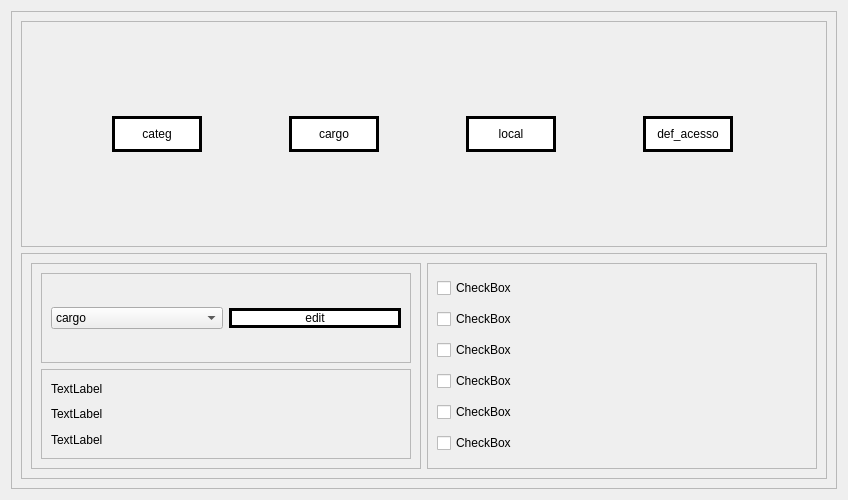
Old version of the form PATP/asset_ctrl/previa/config_screen.ui in the repository eduardogm22/controle_patrimonio.
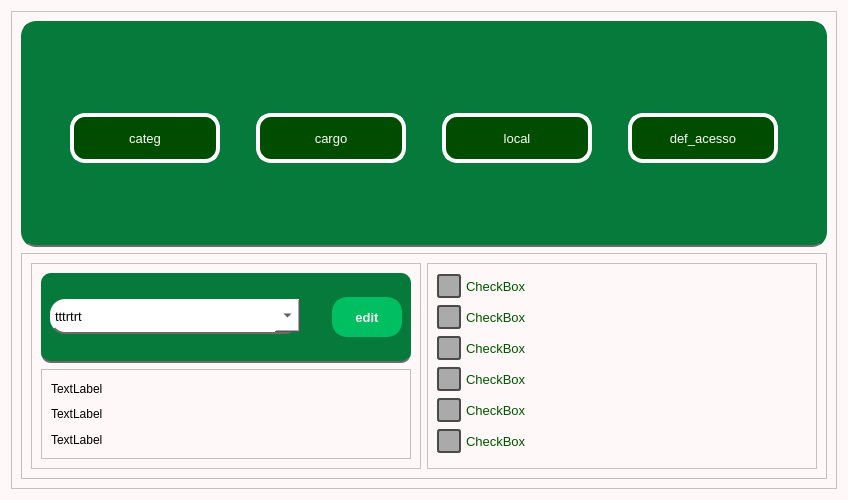
New version of the form.

The edit to the form file:
```diff
--- a/PATP/asset_ctrl/previa/config_screen.ui
+++ b/PATP/asset_ctrl/previa/config_screen.ui
@@ -13,6 +13,9 @@
   <property name="windowTitle">
    <string>Form</string>
   </property>
+  <property name="styleSheet">
+   <string notr="true">background-color : rgb(255, 248, 248)</string>
+  </property>
   <layout class="QVBoxLayout" name="verticalLayout">
    <item>
     <widget class="QFrame" name="frame">
@@ -25,103 +28,289 @@
      <layout class="QVBoxLayout" name="verticalLayout_5">
       <item>
        <widget class="QFrame" name="frame_3">
+        <property name="styleSheet">
+         <string notr="true">border-radius:15px;
+border:5px solid #057A3A;
+background-color: #057A3A;
+border-bottom: 2px solid rgb(108, 108, 108);</string>
+        </property>
         <property name="frameShape">
          <enum>QFrame::StyledPanel</enum>
         </property>
         <property name="frameShadow">
          <enum>QFrame::Raised</enum>
         </property>
-        <layout class="QHBoxLayout" name="horizontalLayout">
+        <layout class="QVBoxLayout" name="verticalLayout_6">
+         <property name="spacing">
+          <number>0</number>
+         </property>
+         <property name="leftMargin">
+          <number>0</number>
+         </property>
+         <property name="topMargin">
+          <number>0</number>
+         </property>
+         <property name="rightMargin">
+          <number>0</number>
+         </property>
+         <property name="bottomMargin">
+          <number>0</number>
+         </property>
          <item>
-          <widget class="QPushButton" name="pushButton">
-           <property name="minimumSize">
-            <size>
-             <width>90</width>
-             <height>36</height>
-            </size>
-           </property>
+          <widget class="QFrame" name="frame_9">
            <property name="maximumSize">
             <size>
-             <width>90</width>
-             <height>36</height>
+             <width>16777215</width>
+             <height>40</height>
             </size>
            </property>
            <property name="styleSheet">
-            <string notr="true">background-color:white;
-border:3px solid black;</string>
+            <string notr="true">
+border-bottom: none</string>
            </property>
-           <property name="text">
-            <string>categ</string>
+           <property name="frameShape">
+            <enum>QFrame::StyledPanel</enum>
            </property>
-          </widget>
-         </item>
-         <item>
-          <widget class="QPushButton" name="pushButton_2">
-           <property name="minimumSize">
-            <size>
-             <width>90</width>
-             <height>36</height>
-            </size>
+           <property name="frameShadow">
+            <enum>QFrame::Raised</enum>
            </property>
-           <property name="maximumSize">
-            <size>
-             <width>90</width>
-             <height>36</height>
-            </size>
-           </property>
-           <property name="styleSheet">
-            <string notr="true">background-color:white;
-border:3px solid black;</string>
-           </property>
-           <property name="text">
-            <string>cargo</string>
-           </property>
           </widget>
          </item>
          <item>
-          <widget class="QPushButton" name="pushButton_3">
-           <property name="minimumSize">
-            <size>
-             <width>90</width>
-             <height>36</height>
-            </size>
-           </property>
-           <property name="maximumSize">
-            <size>
-             <width>90</width>
-             <height>36</height>
-            </size>
-           </property>
+          <widget class="QFrame" name="frame_8">
            <property name="styleSheet">
-            <string notr="true">background-color:white;
-border:3px solid black;</string>
+            <string notr="true">
+border-bottom: none</string>
            </property>
-           <property name="text">
-            <string>local</string>
+           <property name="frameShape">
+            <enum>QFrame::StyledPanel</enum>
            </property>
+           <property name="frameShadow">
+            <enum>QFrame::Raised</enum>
+           </property>
+           <layout class="QHBoxLayout" name="horizontalLayout_4">
+            <item>
+             <widget class="QPushButton" name="pushButton">
+              <property name="minimumSize">
+               <size>
+                <width>90</width>
+                <height>36</height>
+               </size>
+              </property>
+              <property name="maximumSize">
+               <size>
+                <width>150</width>
+                <height>50</height>
+               </size>
+              </property>
+              <property name="font">
+               <font>
+                <pointsize>10</pointsize>
+               </font>
+              </property>
+              <property name="styleSheet">
+               <string notr="true">
+
+
+
+QPushButton { color:rgb(254, 253, 247);
+	border-radius:15px;		
+	border: 4px solid rgb(255, 255, 255);
+	background-color: rgb(0, 76, 0)
+
+ }
+
+QPushButton:hover{background-color:#057A3A;color:white}
+
+QPushButton:pressed{
+ padding-left: 5px;
+ padding-top:5px;
+ 
+	background-color: rgb(0, 85, 0);
+ 
+}</string>
+              </property>
+              <property name="text">
+               <string>categ</string>
+              </property>
+             </widget>
+            </item>
+            <item>
+             <widget class="QPushButton" name="pushButton_2">
+              <property name="minimumSize">
+               <size>
+                <width>90</width>
+                <height>36</height>
+               </size>
+              </property>
+              <property name="maximumSize">
+               <size>
+                <width>150</width>
+                <height>50</height>
+               </size>
+              </property>
+              <property name="font">
+               <font>
+                <pointsize>10</pointsize>
+               </font>
+              </property>
+              <property name="styleSheet">
+               <string notr="true">
+
+
+
+QPushButton { color:rgb(254, 253, 247);
+	border-radius:15px;		
+	border: 4px solid rgb(255, 255, 255);
+	background-color: rgb(0, 76, 0)
+
+ }
+
+QPushButton:hover{background-color:#057A3A;color:white}
+
+QPushButton:pressed{
+ padding-left: 5px;
+ padding-top:5px;
+ 
+	background-color: rgb(0, 85, 0);
+ 
+}</string>
+              </property>
+              <property name="text">
+               <string>cargo</string>
+              </property>
+             </widget>
+            </item>
+            <item>
+             <widget class="QPushButton" name="pushButton_3">
+              <property name="minimumSize">
+               <size>
+                <width>90</width>
+                <height>36</height>
+               </size>
+              </property>
+              <property name="maximumSize">
+               <size>
+                <width>150</width>
+                <height>50</height>
+               </size>
+              </property>
+              <property name="font">
+               <font>
+                <pointsize>10</pointsize>
+               </font>
+              </property>
+              <property name="styleSheet">
+               <string notr="true">
+
+
+
+QPushButton { color:rgb(254, 253, 247);
+	border-radius:15px;		
+	border: 4px solid rgb(255, 255, 255);
+	background-color: rgb(0, 76, 0)
+
+ }
+
+QPushButton:hover{background-color:#057A3A;color:white}
+
+QPushButton:pressed{
+ padding-left: 5px;
+ padding-top:5px;
+ 
+	background-color: rgb(0, 85, 0);
+ 
+}</string>
+              </property>
+              <property name="text">
+               <string>local</string>
+              </property>
+             </widget>
+            </item>
+            <item>
+             <widget class="QPushButton" name="pushButton_4">
+              <property name="minimumSize">
+               <size>
+                <width>90</width>
+                <height>36</height>
+               </size>
+              </property>
+              <property name="maximumSize">
+               <size>
+                <width>150</width>
+                <height>50</height>
+               </size>
+              </property>
+              <property name="font">
+               <font>
+                <pointsize>10</pointsize>
+               </font>
+              </property>
+              <property name="styleSheet">
+               <string notr="true">
+
+
+
+QPushButton { color:rgb(254, 253, 247);
+	border-radius:15px;		
+	border: 4px solid rgb(255, 255, 255);
+	background-color: rgb(0, 76, 0)
+
+ }
+
+QPushButton:hover{background-color:#057A3A;color:white}
+
+QPushButton:pressed{
+ padding-left: 5px;
+ padding-top:5px;
+ 
+	background-color: rgb(0, 85, 0);
+ 
+}</string>
+              </property>
+              <property name="text">
+               <string>def_acesso</string>
+              </property>
+             </widget>
+            </item>
+           </layout>
           </widget>
          </item>
          <item>
-          <widget class="QPushButton" name="pushButton_4">
-           <property name="minimumSize">
-            <size>
-             <width>90</width>
-             <height>36</height>
-            </size>
-           </property>
+          <widget class="QFrame" name="frame_10">
            <property name="maximumSize">
             <size>
-             <width>90</width>
-             <height>36</height>
+             <width>16777215</width>
+             <height>40</height>
             </size>
            </property>
            <property name="styleSheet">
-            <string notr="true">background-color:white;
-border:3px solid black;</string>
+            <string notr="true">
+border-bottom: none</string>
            </property>
-           <property name="text">
-            <string>def_acesso</string>
+           <property name="frameShape">
+            <enum>QFrame::StyledPanel</enum>
            </property>
+           <property name="frameShadow">
+            <enum>QFrame::Raised</enum>
+           </property>
+           <layout class="QVBoxLayout" name="verticalLayout_7">
+            <property name="spacing">
+             <number>0</number>
+            </property>
+            <property name="leftMargin">
+             <number>0</number>
+            </property>
+            <property name="topMargin">
+             <number>0</number>
+            </property>
+            <property name="rightMargin">
+             <number>0</number>
+            </property>
+            <property name="bottomMargin">
+             <number>0</number>
+            </property>
+           </layout>
           </widget>
          </item>
         </layout>
@@ -129,6 +318,11 @@
       </item>
       <item>
        <widget class="QFrame" name="frame_7">
+        <property name="font">
+         <font>
+          <pointsize>10</pointsize>
+         </font>
+        </property>
         <property name="frameShape">
          <enum>QFrame::StyledPanel</enum>
         </property>
@@ -147,6 +341,11 @@
            <layout class="QVBoxLayout" name="verticalLayout_4">
             <item>
              <widget class="QFrame" name="frame_6">
+              <property name="styleSheet">
+               <string notr="true">border-radius:10px;
+background-color: #057A3A;
+border-bottom: 2px solid rgb(108, 108, 108);</string>
+              </property>
               <property name="frameShape">
                <enum>QFrame::StyledPanel</enum>
               </property>
@@ -154,20 +353,83 @@
                <enum>QFrame::Raised</enum>
               </property>
               <layout class="QHBoxLayout" name="horizontalLayout_2">
-               <item>
+               <item alignment="Qt::AlignLeft">
                 <widget class="QComboBox" name="comboBox">
+                 <property name="minimumSize">
+                  <size>
+                   <width>250</width>
+                   <height>30</height>
+                  </size>
+                 </property>
+                 <property name="maximumSize">
+                  <size>
+                   <width>16777215</width>
+                   <height>35</height>
+                  </size>
+                 </property>
+                 <property name="font">
+                  <font>
+                   <pointsize>10</pointsize>
+                  </font>
+                 </property>
+                 <property name="styleSheet">
+                  <string notr="true">QComboBox{background-color:white;
+border-radius: 15px;}
+
+QComboBox::drop-down {
+    width: 25px; /* Largura do quadrado */
+}
+
+ </string>
+                 </property>
+                 <property name="editable">
+                  <bool>false</bool>
+                 </property>
                  <item>
                   <property name="text">
-                   <string>cargo</string>
+                   <string>tttrtrt</string>
                   </property>
                  </item>
                 </widget>
                </item>
                <item>
                 <widget class="QPushButton" name="pushButton_5">
+                 <property name="minimumSize">
+                  <size>
+                   <width>0</width>
+                   <height>0</height>
+                  </size>
+                 </property>
+                 <property name="maximumSize">
+                  <size>
+                   <width>70</width>
+                   <height>40</height>
+                  </size>
+                 </property>
+                 <property name="font">
+                  <font>
+                   <pointsize>10</pointsize>
+                   <weight>75</weight>
+                   <bold>true</bold>
+                  </font>
+                 </property>
                  <property name="styleSheet">
-                  <string notr="true">background-color:white;
-border:3px solid black;</string>
+                  <string notr="true">
+
+QPushButton { color: rgb(243, 239, 238);
+	border-radius:15px;		
+	border: 4px solid #00BF63;
+	background-color:#00BF63;
+ }
+
+QPushButton:hover{background-color:rgb(255, 240, 238);color:#00BF63}
+
+QPushButton:pressed{
+ padding-left: 5px;
+ padding-top:5px;
+	background-color: rgb(227, 227, 227);
+ 
+}</string>
                  </property>
                  <property name="text">
                   <string>edit</string>
@@ -224,6 +486,39 @@
            <layout class="QVBoxLayout" name="verticalLayout_2">
             <item>
              <widget class="QCheckBox" name="checkBox_5">
+              <property name="font">
+               <font>
+                <pointsize>10</pointsize>
+               </font>
+              </property>
+              <property name="styleSheet">
+               <string notr="true"> QCheckBox {
+    spacing: 5px; /* Espaçamento entre o checkbox e o texto */
+    color: rgb(0, 85, 0); /* Cor do texto */
+}
+
+QCheckBox::indicator {
+    width: 20px;  /* Largura do checkbox */
+    height: 20px; /* Altura do checkbox */
+      background-color: #aaaaaa; /* Cor de fundo padrão */
+    border: 2px solid rgb(74, 74, 74);
+    border-radius: 3px;
+}
+
+QCheckBox::indicator:checked {
+    background-color: rgb(97, 166, 99); /* Cor de fundo padrão */
+    border: 2px solid rgb(0, 85, 0);
+    background-color: #4CAF50; /* Cor de fundo quando está marcado */
+    border: 2px solid #4CAF50;
+ 
+}
+QCheckBox::indicator:unchecked:hover {
+      background-color: rgb(97, 166, 99); /* Cor de fundo padrão */
+border: 2px solid rgb(0, 85, 0); 
+}
+
+</string>
+              </property>
               <property name="text">
                <string>CheckBox</string>
               </property>
@@ -231,6 +526,37 @@
             </item>
             <item>
              <widget class="QCheckBox" name="checkBox">
+              <property name="font">
+               <font>
+                <pointsize>10</pointsize>
+               </font>
+              </property>
+              <property name="styleSheet">
+               <string notr="true"> QCheckBox {
+    spacing: 5px; /* Espaçamento entre o checkbox e o texto */
+    color: rgb(0, 85, 0); /* Cor do texto */
+}
+
+QCheckBox::indicator {
+    width: 20px;  /* Largura do checkbox */
+    height: 20px; /* Altura do checkbox */
+      background-color: #aaaaaa; /* Cor de fundo padrão */
+    border: 2px solid rgb(74, 74, 74);
+    border-radius: 3px;
+}
+
+QCheckBox::indicator:checked {
+    background-color: rgb(97, 166, 99); /* Cor de fundo padrão */
+    border: 2px solid rgb(0, 85, 0);
+    background-color: #4CAF50; /* Cor de fundo quando está marcado */
+    border: 2px solid #4CAF50;
+ 
+}
+QCheckBox::indicator:unchecked:hover {
+      background-color: rgb(97, 166, 99); /* Cor de fundo padrão */
+border: 2px solid rgb(0, 85, 0); 
+}</string>
+              </property>
               <property name="text">
                <string>CheckBox</string>
               </property>
@@ -238,6 +564,37 @@
             </item>
             <item>
              <widget class="QCheckBox" name="checkBox_2">
+              <property name="font">
+               <font>
+                <pointsize>10</pointsize>
+               </font>
+              </property>
+              <property name="styleSheet">
+               <string notr="true"> QCheckBox {
+    spacing: 5px; /* Espaçamento entre o checkbox e o texto */
+    color: rgb(0, 85, 0); /* Cor do texto */
+}
+
+QCheckBox::indicator {
+    width: 20px;  /* Largura do checkbox */
+    height: 20px; /* Altura do checkbox */
+      background-color: #aaaaaa; /* Cor de fundo padrão */
+    border: 2px solid rgb(74, 74, 74);
+    border-radius: 3px;
+}
+
+QCheckBox::indicator:checked {
+    background-color: rgb(97, 166, 99); /* Cor de fundo padrão */
+    border: 2px solid rgb(0, 85, 0);
+    background-color: #4CAF50; /* Cor de fundo quando está marcado */
+    border: 2px solid #4CAF50;
+ 
+}
+QCheckBox::indicator:unchecked:hover {
+      background-color: rgb(97, 166, 99); /* Cor de fundo padrão */
+border: 2px solid rgb(0, 85, 0); 
+}</string>
+              </property>
               <property name="text">
                <string>CheckBox</string>
               </property>
@@ -245,6 +602,37 @@
             </item>
             <item>
              <widget class="QCheckBox" name="checkBox_3">
+              <property name="font">
+               <font>
+                <pointsize>10</pointsize>
+               </font>
+              </property>
+              <property name="styleSheet">
+               <string notr="true"> QCheckBox {
+    spacing: 5px; /* Espaçamento entre o checkbox e o texto */
+    color: rgb(0, 85, 0); /* Cor do texto */
+}
+
+QCheckBox::indicator {
+    width: 20px;  /* Largura do checkbox */
+    height: 20px; /* Altura do checkbox */
+      background-color: #aaaaaa; /* Cor de fundo padrão */
+    border: 2px solid rgb(74, 74, 74);
+    border-radius: 3px;
+}
+
+QCheckBox::indicator:checked {
+    background-color: rgb(97, 166, 99); /* Cor de fundo padrão */
+    border: 2px solid rgb(0, 85, 0);
+    background-color: #4CAF50; /* Cor de fundo quando está marcado */
+    border: 2px solid #4CAF50;
+ 
+}
+QCheckBox::indicator:unchecked:hover {
+      background-color: rgb(97, 166, 99); /* Cor de fundo padrão */
+border: 2px solid rgb(0, 85, 0); 
+}</string>
+              </property>
               <property name="text">
                <string>CheckBox</string>
               </property>
@@ -252,6 +640,37 @@
             </item>
             <item>
              <widget class="QCheckBox" name="checkBox_4">
+              <property name="font">
+               <font>
+                <pointsize>10</pointsize>
+               </font>
+              </property>
+              <property name="styleSheet">
+               <string notr="true"> QCheckBox {
+    spacing: 5px; /* Espaçamento entre o checkbox e o texto */
+    color: rgb(0, 85, 0); /* Cor do texto */
+}
+
+QCheckBox::indicator {
+    width: 20px;  /* Largura do checkbox */
+    height: 20px; /* Altura do checkbox */
+      background-color: #aaaaaa; /* Cor de fundo padrão */
+    border: 2px solid rgb(74, 74, 74);
+    border-radius: 3px;
+}
+
+QCheckBox::indicator:checked {
+    background-color: rgb(97, 166, 99); /* Cor de fundo padrão */
+    border: 2px solid rgb(0, 85, 0);
+    background-color: #4CAF50; /* Cor de fundo quando está marcado */
+    border: 2px solid #4CAF50;
+ 
+}
+QCheckBox::indicator:unchecked:hover {
+      background-color: rgb(97, 166, 99); /* Cor de fundo padrão */
+border: 2px solid rgb(0, 85, 0); 
+}</string>
+              </property>
               <property name="text">
                <string>CheckBox</string>
               </property>
@@ -259,6 +678,37 @@
             </item>
             <item>
              <widget class="QCheckBox" name="checkBox_6">
+              <property name="font">
+               <font>
+                <pointsize>10</pointsize>
+               </font>
+              </property>
+              <property name="styleSheet">
+               <string notr="true"> QCheckBox {
+    spacing: 5px; /* Espaçamento entre o checkbox e o texto */
+    color: rgb(0, 85, 0); /* Cor do texto */
+}
+
+QCheckBox::indicator {
+    width: 20px;  /* Largura do checkbox */
+    height: 20px; /* Altura do checkbox */
+      background-color: #aaaaaa; /* Cor de fundo padrão */
+    border: 2px solid rgb(74, 74, 74);
+    border-radius: 3px;
+}
+
+QCheckBox::indicator:checked {
+    background-color: rgb(97, 166, 99); /* Cor de fundo padrão */
+    border: 2px solid rgb(0, 85, 0);
+    background-color: #4CAF50; /* Cor de fundo quando está marcado */
+    border: 2px solid #4CAF50;
+ 
+}
+QCheckBox::indicator:unchecked:hover {
+      background-color: rgb(97, 166, 99); /* Cor de fundo padrão */
+border: 2px solid rgb(0, 85, 0); 
+}</string>
+              </property>
               <property name="text">
                <string>CheckBox</string>
               </property>
```
